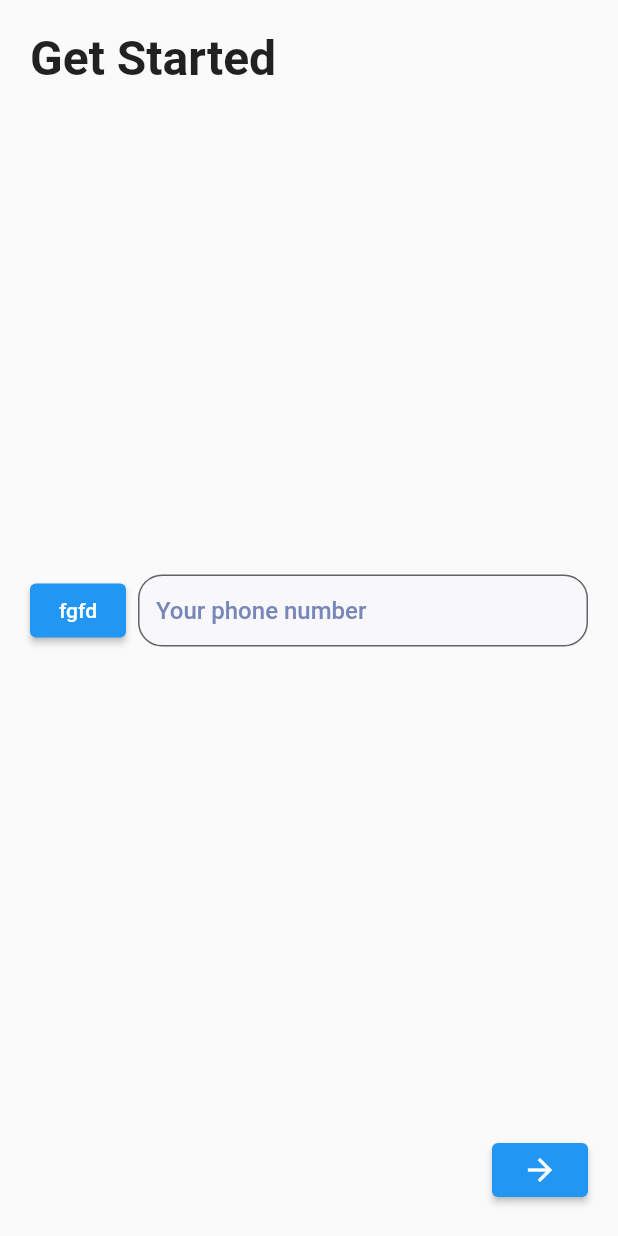
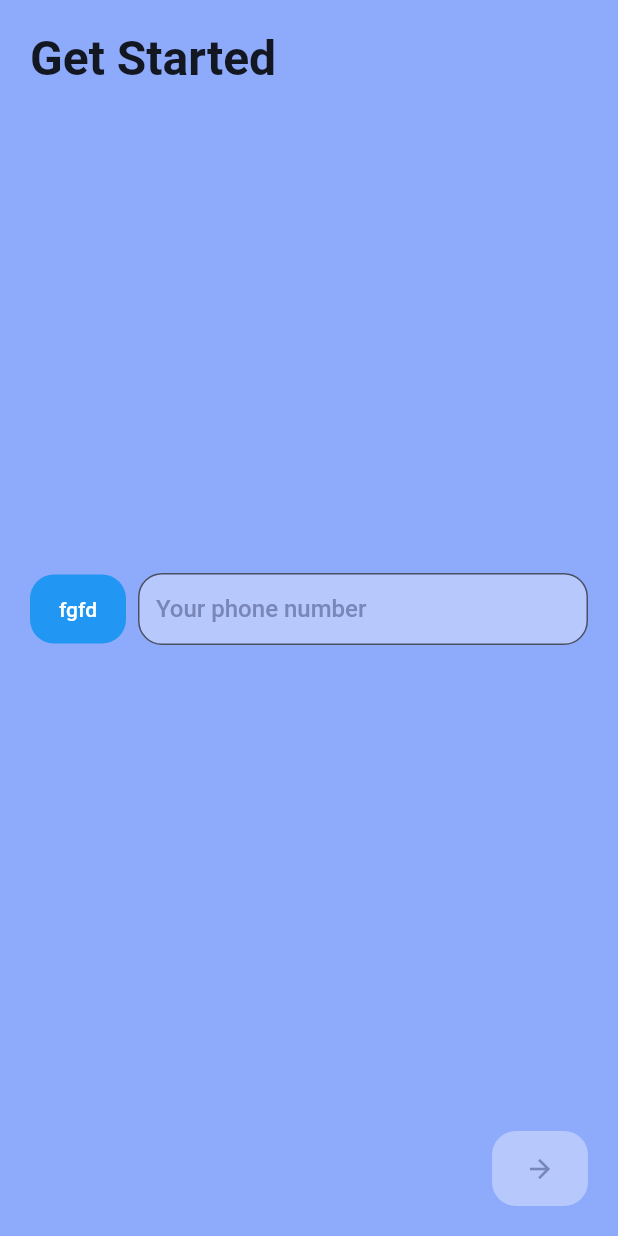
Before and after one commit to NataliyaKoval/flutter_phone, a Flutter app: the screen it shows after launch, on a phone screen of 412 x 824 dp. Run offline on Flutter 3.47's test engine with Material 2 defaults, Android fonts, the phone set to English and light mode, and no system bars; our stand-ins replace mask_text_input_formatter.

Commit message:
Create ThemeData and constants; add checkPhoneLength method and styles for the 'Next' button

```diff
--- /dev/null
+++ b/lib/consts/app_colors.dart
@@ -0,0 +1,8 @@
+import 'package:flutter/material.dart';
+
+class AppColors {
+static const Color white = Colors.white;
+static const Color blue = Color(0xff8EAAFB);
+static const Color lightBlue = Color.fromRGBO(244, 245, 255, 0.4);
+
+}
--- a/lib/main.dart
+++ b/lib/main.dart
@@ -1,5 +1,6 @@
 import 'package:flutter/material.dart';
 import 'package:phone/screens/home.dart';
+import 'package:phone/themes/app_theme.dart';
 
 void main() {
   runApp(const MyApp());
@@ -12,9 +13,7 @@ class MyApp extends StatelessWidget {
   Widget build(BuildContext context) {
     return MaterialApp(
       title: 'Flutter Demo',
-      theme: ThemeData(
-        primarySwatch: Colors.blue,
-      ),
+      theme: AppTheme().lightTheme,
       home: Home(),
     );
   }
--- a/lib/screens/home.dart
+++ b/lib/screens/home.dart
@@ -1,17 +1,29 @@
 import 'package:flutter/material.dart';
 import 'package:mask_text_input_formatter/mask_text_input_formatter.dart';
+import 'package:phone/consts/app_colors.dart';
 
-class Home extends StatelessWidget {
+class Home extends StatefulWidget {
+  Home({Key? key}) : super(key: key);
+
+  @override
+  State<Home> createState() => _HomeState();
+}
+
+class _HomeState extends State<Home> {
+  static const String inputMask = '(###) ###-####';
+
+  final int requiredPhoneLength = inputMask.length;
   final maskFormatter = MaskTextInputFormatter(
-      mask: '(###) ###-####',
+      mask: inputMask,
       filter: {"#": RegExp(r'[0-9]')},
       type: MaskAutoCompletionType.lazy);
 
-  Home({Key? key}) : super(key: key);
+  bool isNextButtonActive = false;
 
   @override
   Widget build(BuildContext context) {
     return Scaffold(
+      backgroundColor: Theme.of(context).backgroundColor,
       body: SafeArea(
         child: Padding(
           padding: const EdgeInsets.all(20.0),
@@ -35,12 +47,13 @@ class Home extends StatelessWidget {
                   ),
                   Expanded(
                     child: TextField(
-                      textAlignVertical: TextAlignVertical.center,
                       keyboardType: TextInputType.number,
+                      onChanged: checkPhoneLength,
                       decoration: InputDecoration(
                         fillColor: const Color.fromRGBO(244, 245, 255, 0.4),
                         filled: true,
-                        contentPadding: EdgeInsets.symmetric(vertical: 14.0, horizontal: 12.0),
+                        contentPadding: EdgeInsets.symmetric(
+                            vertical: 14.0, horizontal: 12.0),
                         border: OutlineInputBorder(
                           borderRadius: BorderRadius.circular(16.0),
                         ),
@@ -59,8 +72,17 @@ class Home extends StatelessWidget {
               Align(
                 alignment: Alignment.bottomRight,
                 child: ElevatedButton(
-                  onPressed: () {},
-                  child: const Icon(Icons.arrow_forward),
+                  style: ButtonStyle(
+                    backgroundColor: MaterialStateProperty.all<Color>(
+                      isNextButtonActive ? AppColors.white : AppColors.lightBlue,
+                    ),
+                  ),
+                  onPressed: isNextButtonActive ? () {} : null,
+                  child: const Icon(
+                    Icons.arrow_forward,
+                    size: 20.0,
+                    color: Color(0xff7886B8),
+                  ),
                 ),
               ),
             ],
@@ -69,4 +91,16 @@ class Home extends StatelessWidget {
       ),
     );
   }
+
+  void checkPhoneLength(val) {
+    if (val.length == requiredPhoneLength) {
+      setState(() {
+        isNextButtonActive = true;
+      });
+    } else {
+      setState(() {
+        isNextButtonActive = false;
+      });
+    }
+  }
 }
--- /dev/null
+++ b/lib/themes/app_theme.dart
@@ -0,0 +1,27 @@
+import 'package:flutter/material.dart';
+
+import '../consts/app_colors.dart';
+
+class AppTheme {
+  ThemeData lightTheme = ThemeData(
+    backgroundColor: AppColors.blue,
+
+    elevatedButtonTheme: ElevatedButtonThemeData(
+      style: ButtonStyle(
+        padding: MaterialStateProperty.all<EdgeInsetsGeometry>(
+          const EdgeInsets.all(15.0),
+        ),
+        shape: MaterialStateProperty.all<RoundedRectangleBorder>(
+          RoundedRectangleBorder(
+            borderRadius: BorderRadius.circular(16.0),
+          ),
+        ),
+        elevation: MaterialStateProperty.resolveWith<double>(
+          (Set<MaterialState> states) {
+            return 0;
+          },
+        ),
+      ),
+    ),
+  );
+}
```
